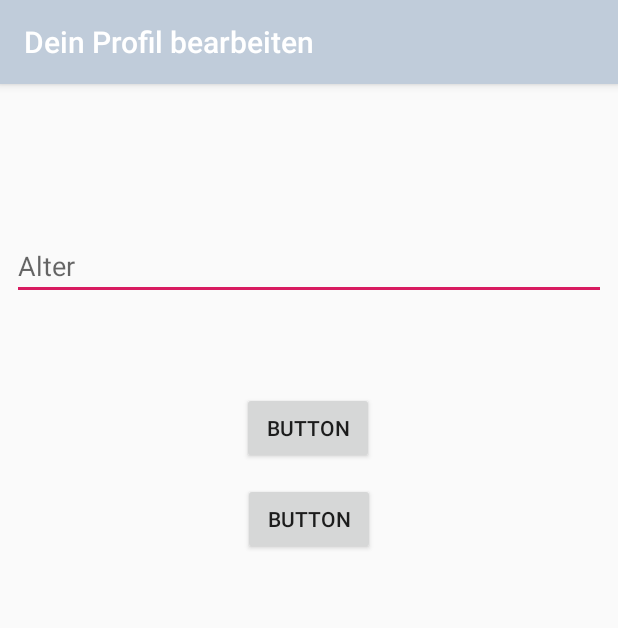
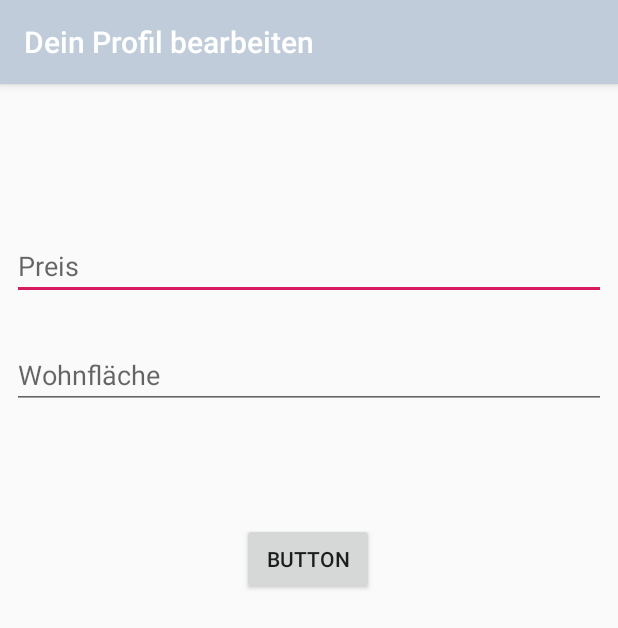
Before and after one commit to lolu1015/WGFinder, an Android app: the ProfilBearbeitenActivity screen opened directly, with no data from a screen before it, on a phone screen of 412 x 824 dp. Shown: the top 628 px of the screen. Run offline under Robolectric (Android 15) with nearby library versions, the phone set to English and light mode, and no system bars; our stand-ins replace Room's generated code.

Commit message:
Neue DB mit der hälfte der Attribute. Preisänderung über Text. Flächenänderung über Text.

```diff
--- a/app/src/main/java/hs/karlsruhe/wgfinder/ProfilBearbeitenActivity.java
+++ b/app/src/main/java/hs/karlsruhe/wgfinder/ProfilBearbeitenActivity.java
@@ -6,11 +6,9 @@ import android.os.Bundle;
 import android.view.View;
 import android.widget.Button;
 import android.widget.EditText;
-import android.widget.TextView;
 import android.widget.Toast;
 
 import androidx.appcompat.app.AppCompatActivity;
-import androidx.appcompat.widget.AppCompatButton;
 
 import hs.karlsruhe.wgfinder.Entity.Benutzer;
 
@@ -18,7 +16,7 @@ public class ProfilBearbeitenActivity extends AppCompatActivity {
     WGFinderRoomDatabase db;
     private Button speichernButton;
     private Button zurückButton;
-    private EditText alterEditText;
+    private EditText preisEditText,wohnflaecheEditText;
 
     @Override
     protected void onCreate(Bundle savedInstanceState) {
@@ -26,13 +24,26 @@ public class ProfilBearbeitenActivity extends AppCompatActivity {
         setContentView(R.layout.activity_profil_bearbeiten);
         db = WGFinderRoomDatabase.getDatabase(this);
         setTitle("Dein Profil bearbeiten");
-        alterEditText = findViewById(R.id.apb_alter);
-        alterEditText.setOnClickListener(new View.OnClickListener() {
+
+
+
+        preisEditText = findViewById(R.id.apb_preis);
+        preisEditText.setOnClickListener(new View.OnClickListener() {
             @Override
             public void onClick(View view) {
                 Toast.makeText(ProfilBearbeitenActivity.this, "Eingabe getätigt", Toast.LENGTH_SHORT).show();
             }
         });
+
+        wohnflaecheEditText = findViewById(R.id.apb_wohnflaeche);
+        wohnflaecheEditText.setOnClickListener(new View.OnClickListener() {
+            @Override
+            public void onClick(View view) {
+                Toast.makeText(ProfilBearbeitenActivity.this, "123", Toast.LENGTH_SHORT).show();
+            }
+        });
+
+
 
 
         zurückButton = findViewById(R.id.apb_zurück_button);
@@ -75,8 +86,8 @@ public class ProfilBearbeitenActivity extends AppCompatActivity {
            @Override
            public void run() {
                final Benutzer oldName = db.benutzerDAO().getLastName();
-               oldName.setVorname(alterEditText.getText().toString());
-
+               oldName.setPreis(Integer.parseInt(preisEditText.getText().toString()));
+               oldName.setWohnflaeche(Integer.parseInt(wohnflaecheEditText.getText().toString()));
                AsyncTask.execute(new Runnable() {
                    @Override
                    public void run() {
--- a/app/src/main/java/hs/karlsruhe/wgfinder/WGFinderRoomDatabase.java
+++ b/app/src/main/java/hs/karlsruhe/wgfinder/WGFinderRoomDatabase.java
@@ -23,7 +23,7 @@ import hs.karlsruhe.wgfinder.Entity.Login;
                     INSTANCE =
                             Room.databaseBuilder(context.getApplicationContext(),
                                     WGFinderRoomDatabase.class,
-                                    "wgfinder2_database").build();
+                                    "wgfinder3_database").build();
                 }
             }
         }
--- a/app/src/main/res/layout/activity_profil_bearbeiten.xml
+++ b/app/src/main/res/layout/activity_profil_bearbeiten.xml
@@ -7,7 +7,7 @@
     tools:context=".ProfilBearbeitenActivity">
 
     <EditText
-        android:id="@+id/apb_alter"
+        android:id="@+id/apb_preis"
         android:layout_width="0dp"
         android:layout_height="wrap_content"
         android:layout_marginStart="8dp"
@@ -15,7 +15,7 @@
         android:layout_marginEnd="8dp"
         android:layout_marginBottom="606dp"
         android:ems="10"
-        android:hint="Alter"
+        android:hint="Preis"
         android:inputType="number"
         app:layout_constraintBottom_toBottomOf="parent"
         app:layout_constraintEnd_toEndOf="parent"
@@ -23,20 +23,37 @@
         app:layout_constraintStart_toStartOf="parent"
         app:layout_constraintTop_toTopOf="parent" />
 
+    <EditText
+        android:id="@+id/apb_wohnflaeche"
+        android:layout_width="0dp"
+        android:layout_height="wrap_content"
+        android:layout_marginStart="8dp"
+        android:layout_marginTop="8dp"
+        android:layout_marginEnd="8dp"
+        android:layout_marginBottom="532dp"
+        android:ems="10"
+        android:hint="Wohnfläche"
+        android:inputType="number"
+        app:layout_constraintBottom_toBottomOf="parent"
+        app:layout_constraintEnd_toEndOf="parent"
+        app:layout_constraintHorizontal_bias="0.0"
+        app:layout_constraintStart_toStartOf="parent"
+        app:layout_constraintTop_toBottomOf="@+id/apb_preis" />
+
     <Button
         android:id="@+id/apb_speichern"
         android:layout_width="wrap_content"
         android:layout_height="wrap_content"
         android:layout_marginStart="8dp"
-        android:layout_marginTop="52dp"
+        android:layout_marginTop="8dp"
         android:layout_marginEnd="8dp"
-        android:layout_marginBottom="505dp"
+        android:layout_marginBottom="360dp"
         android:text="Button"
         app:layout_constraintBottom_toBottomOf="parent"
         app:layout_constraintEnd_toEndOf="parent"
         app:layout_constraintHorizontal_bias="0.498"
         app:layout_constraintStart_toStartOf="parent"
-        app:layout_constraintTop_toBottomOf="@+id/apb_alter" />
+        app:layout_constraintTop_toBottomOf="@+id/apb_wohnflaeche" />
 
     <Button
         android:id="@+id/apb_zurück_button"
@@ -49,6 +66,8 @@
         android:text="Button"
         app:layout_constraintBottom_toBottomOf="parent"
         app:layout_constraintEnd_toEndOf="parent"
+        app:layout_constraintHorizontal_bias="0.498"
         app:layout_constraintStart_toStartOf="parent"
-        app:layout_constraintTop_toBottomOf="@+id/apb_speichern" />
+        app:layout_constraintTop_toBottomOf="@+id/apb_speichern"
+        app:layout_constraintVertical_bias="0.006" />
 </android.support.constraint.ConstraintLayout>
```
Also changed, not shown: app/src/main/java/hs/karlsruhe/wgfinder/Entity/Benutzer.java (+42 -0 lines), app/src/main/java/hs/karlsruhe/wgfinder/ProfilAnsehenActivity.java (+17 -5 lines), app/src/main/res/layout/activity_profil_ansehen.xml (+24 -0 lines).
